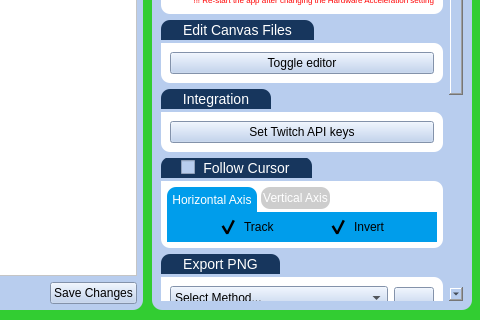
Gemmstone/PyNGtuber, file UI/main.ui: the form before one commit; both pictures show x 668 to 1148 and y 311 to 631 of the 1148 by 631 pixel window.
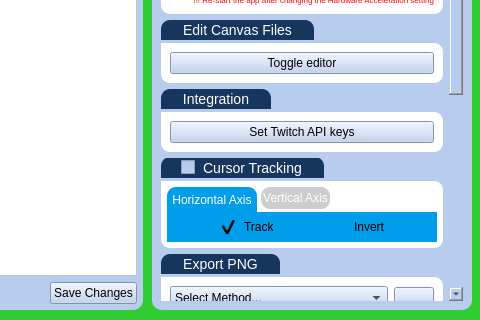
The form after the commit. The open tabs and pages were chosen to show the change. Icons and pictures are not drawn.

Commit message: Added a toggle in advanced for enabling and disabling per axis mouse tracking and to be able to invert them

What changed in the file:
```diff
--- a/UI/main.ui
+++ b/UI/main.ui
@@ -2700,7 +2700,7 @@
                        <property name="geometry">
                         <rect>
                          <x>0</x>
-                         <y>0</y>
+                         <y>-176</y>
                          <width>288</width>
                          <height>887</height>
                         </rect>
@@ -3183,7 +3183,7 @@
                            <string>Follow mouse cursor</string>
                           </property>
                           <property name="title">
-                           <string>Follow Cursor</string>
+                           <string>Cursor Tracking</string>
                           </property>
                           <property name="flat">
                            <bool>false</bool>
@@ -3410,7 +3410,7 @@
                                         <string>Invert</string>
                                        </property>
                                        <property name="checked">
-                                        <bool>true</bool>
+                                        <bool>false</bool>
                                        </property>
                                       </widget>
                                      </item>
```
Left out of the diff: 6 changed lines with no effect on the pictures. The commit also changes 2 other files.
